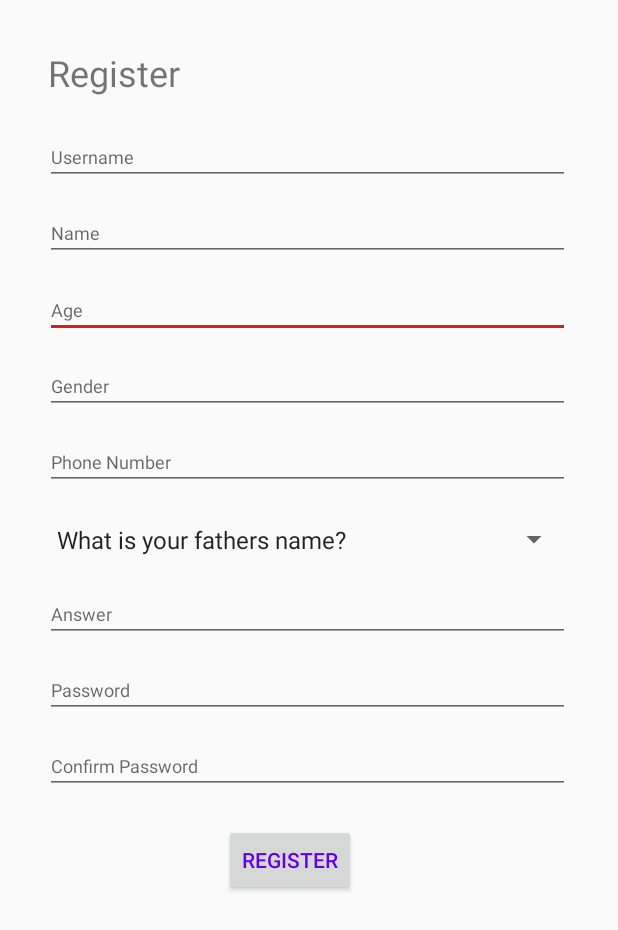
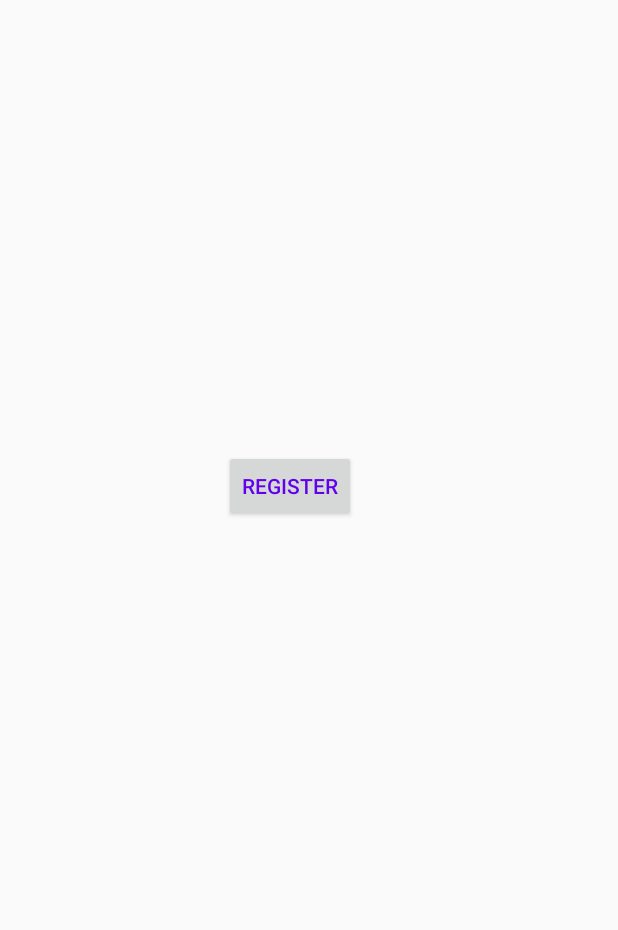
Before and after one commit to woshiellen117/SRS1, an Android app: the screen it shows after launch (MainActivity), on a phone screen of 412 x 824 dp. Shown: the top 930 px of the screen. Run offline under Robolectric (Android 15) with nearby library versions, the phone set to English and light mode, and no system bars.

Commit message:
RegisterActivity1.0

```diff
--- a/app/build.gradle
+++ b/app/build.gradle
@@ -34,3 +34,7 @@ dependencies {
     implementation "android.arch.persistence.room:runtime:1.0.0"
     annotationProcessor "android.arch.persistence.room:compiler:1.0.0"
 }
+
+dependencies {
+    implementation 'com.android.support.constraint:constraint-layout:+'
+}
--- a/app/src/main/AndroidManifest.xml
+++ b/app/src/main/AndroidManifest.xml
@@ -9,7 +9,8 @@
         android:roundIcon="@mipmap/ic_launcher_round"
         android:supportsRtl="true"
         android:theme="@style/AppTheme">
-        <activity android:name=".HomePageActivity"></activity>
+        <activity android:name=".activity.RegisterActivity"></activity>
+        <activity android:name=".HomePageActivity" />
         <activity
             android:name=".activity.MainActivity"
             android:label="@string/app_name"
--- a/app/src/main/java/com/example/srs/activity/RegisterActivity.java
+++ b/app/src/main/java/com/example/srs/activity/RegisterActivity.java
@@ -154,21 +154,10 @@ public class RegisterActivity extends AppCompatActivity {
     public void sendMessage(View view) {
         // Do something in response to button
 
-
-        EditText editText = findViewById(R.id.editText10);
-        String register_password = editText.getText().toString();
-
-        editText = findViewById(R.id.editText12);
-        String register_confirm_password = editText.getText().toString();
-
-        if(!register_confirm_password.equals(register_password))
-        {
-            Intent intent = new Intent(this, RegisterActivity.class);
-            TextView textView = findViewById(R.id.textView4);
-            String message = textView.getText().toString();
-            intent.putExtra(EXTRA_MESSAGE, message);
-            startActivity(intent);
-        }
+        Intent intent = new Intent(this, MainActivity.class);
+        String message="Register success!";
+        intent.putExtra(EXTRA_MESSAGE, message);
+        startActivity(intent);
 
 //        TextView editText = findViewById(R.id.textView4);
 //        String message = editText.getText().toString();
--- a/app/src/main/res/layout/activity_main.xml
+++ b/app/src/main/res/layout/activity_main.xml
@@ -7,186 +7,186 @@
     android:layout_height="match_parent"
     tools:context=".activity.MainActivity">
 
-    <EditText
-        android:id="@+id/editText13"
-        android:layout_width="350dp"
-        android:layout_height="35dp"
-        android:layout_marginStart="30dp"
-        android:layout_marginLeft="30dp"
-        android:layout_marginTop="16dp"
-        android:ems="10"
-        android:hint="@string/register_age"
-        android:inputType="textPersonName"
-        android:textColor="@color/colorPrimaryDark"
-        android:textSize="12sp"
-        app:layout_constraintStart_toStartOf="parent"
-        app:layout_constraintTop_toBottomOf="@+id/editText2" />
+    <!--<EditText-->
+        <!--android:id="@+id/editText13"-->
+        <!--android:layout_width="350dp"-->
+        <!--android:layout_height="35dp"-->
+        <!--android:layout_marginStart="30dp"-->
+        <!--android:layout_marginLeft="30dp"-->
+        <!--android:layout_marginTop="16dp"-->
+        <!--android:ems="10"-->
+        <!--android:hint="@string/register_age"-->
+        <!--android:inputType="textPersonName"-->
+        <!--android:textColor="@color/colorPrimaryDark"-->
+        <!--android:textSize="12sp"-->
+        <!--app:layout_constraintStart_toStartOf="parent"-->
+        <!--app:layout_constraintTop_toBottomOf="@+id/editText2" />-->
 
-    <android.support.design.widget.AppBarLayout
-        android:id="@+id/appBarLayout"
-        android:layout_width="0dp"
-        android:layout_height="wrap_content"
-        android:theme="@style/AppTheme.AppBarOverlay"
-        app:layout_constraintBottom_toTopOf="parent"
-        app:layout_constraintEnd_toEndOf="parent"
-        app:layout_constraintStart_toStartOf="parent"
-        app:layout_constraintTop_toTopOf="parent" />
+    <!--<android.support.design.widget.AppBarLayout-->
+        <!--android:id="@+id/appBarLayout"-->
+        <!--android:layout_width="0dp"-->
+        <!--android:layout_height="wrap_content"-->
+        <!--android:theme="@style/AppTheme.AppBarOverlay"-->
+        <!--app:layout_constraintBottom_toTopOf="parent"-->
+        <!--app:layout_constraintEnd_toEndOf="parent"-->
+        <!--app:layout_constraintStart_toStartOf="parent"-->
+        <!--app:layout_constraintTop_toTopOf="parent" />-->
 
 
-    <TableRow
-        android:id="@+id/tableRow"
-        android:layout_width="0dp"
-        android:layout_height="wrap_content"
-        app:layout_constraintBottom_toTopOf="parent"
-        app:layout_constraintEnd_toEndOf="parent"
-        app:layout_constraintStart_toStartOf="parent"
-        app:layout_constraintTop_toTopOf="parent"
-        app:layout_constraintVertical_bias="0.53999996" />
+    <!--<TableRow-->
+        <!--android:id="@+id/tableRow"-->
+        <!--android:layout_width="0dp"-->
+        <!--android:layout_height="wrap_content"-->
+        <!--app:layout_constraintBottom_toTopOf="parent"-->
+        <!--app:layout_constraintEnd_toEndOf="parent"-->
+        <!--app:layout_constraintStart_toStartOf="parent"-->
+        <!--app:layout_constraintTop_toTopOf="parent"-->
+        <!--app:layout_constraintVertical_bias="0.53999996" />-->
 
-    <TableRow
-        android:id="@+id/tableRow2"
-        android:layout_width="0dp"
-        android:layout_height="wrap_content"
-        app:layout_constraintBottom_toTopOf="parent"
-        app:layout_constraintEnd_toEndOf="parent"
-        app:layout_constraintStart_toStartOf="parent"
-        app:layout_constraintTop_toTopOf="parent" />
+    <!--<TableRow-->
+        <!--android:id="@+id/tableRow2"-->
+        <!--android:layout_width="0dp"-->
+        <!--android:layout_height="wrap_content"-->
+        <!--app:layout_constraintBottom_toTopOf="parent"-->
+        <!--app:layout_constraintEnd_toEndOf="parent"-->
+        <!--app:layout_constraintStart_toStartOf="parent"-->
+        <!--app:layout_constraintTop_toTopOf="parent" />-->
 
-    <TableRow
-        android:id="@+id/tableRow3"
-        android:layout_width="0dp"
-        android:layout_height="wrap_content"
-        app:layout_constraintBottom_toTopOf="parent"
-        app:layout_constraintEnd_toEndOf="parent"
-        app:layout_constraintStart_toStartOf="parent"
-        app:layout_constraintTop_toTopOf="parent" />
+    <!--<TableRow-->
+        <!--android:id="@+id/tableRow3"-->
+        <!--android:layout_width="0dp"-->
+        <!--android:layout_height="wrap_content"-->
+        <!--app:layout_constraintBottom_toTopOf="parent"-->
+        <!--app:layout_constraintEnd_toEndOf="parent"-->
+        <!--app:layout_constraintStart_toStartOf="parent"-->
+        <!--app:layout_constraintTop_toTopOf="parent" />-->
 
-    <TableRow
-        android:id="@+id/tableRow4"
-        android:layout_width="0dp"
-        android:layout_height="wrap_content"
-        app:layout_constraintBottom_toTopOf="parent"
-        app:layout_constraintEnd_toEndOf="parent"
-        app:layout_constraintStart_toStartOf="parent"
-        app:layout_constraintTop_toTopOf="parent" />
+    <!--<TableRow-->
+        <!--android:id="@+id/tableRow4"-->
+        <!--android:layout_width="0dp"-->
+        <!--android:layout_height="wrap_content"-->
+        <!--app:layout_constraintBottom_toTopOf="parent"-->
+        <!--app:layout_constraintEnd_toEndOf="parent"-->
+        <!--app:layout_constraintStart_toStartOf="parent"-->
+        <!--app:layout_constraintTop_toTopOf="parent" />-->
 
-    <TextView
-        android:id="@+id/textView"
-        android:layout_width="92dp"
-        android:layout_height="36dp"
-        android:layout_marginStart="32dp"
-        android:layout_marginLeft="32dp"
-        android:layout_marginTop="32dp"
-        android:text="Register"
-        android:textSize="24sp"
-        android:visibility="visible"
-        app:layout_constraintStart_toStartOf="parent"
-        app:layout_constraintTop_toTopOf="parent" />
+    <!--<TextView-->
+        <!--android:id="@+id/textView"-->
+        <!--android:layout_width="92dp"-->
+        <!--android:layout_height="36dp"-->
+        <!--android:layout_marginStart="32dp"-->
+        <!--android:layout_marginLeft="32dp"-->
+        <!--android:layout_marginTop="32dp"-->
+        <!--android:text="Register"-->
+        <!--android:textSize="24sp"-->
+        <!--android:visibility="visible"-->
+        <!--app:layout_constraintStart_toStartOf="parent"-->
+        <!--app:layout_constraintTop_toTopOf="parent" />-->
 
-    <EditText
-        android:id="@+id/editText2"
-        android:layout_width="350dp"
-        android:layout_height="35dp"
-        android:layout_marginStart="30dp"
-        android:layout_marginLeft="30dp"
-        android:layout_marginTop="15dp"
-        android:ems="10"
-        android:hint="@string/register_name"
-        android:inputType="textPersonName"
-        android:textColor="@color/colorPrimaryDark"
-        android:textSize="12sp"
-        app:layout_constraintStart_toStartOf="parent"
-        app:layout_constraintTop_toBottomOf="@+id/editText3" />
+    <!--<EditText-->
+        <!--android:id="@+id/editText2"-->
+        <!--android:layout_width="350dp"-->
+        <!--android:layout_height="35dp"-->
+        <!--android:layout_marginStart="30dp"-->
+        <!--android:layout_marginLeft="30dp"-->
+        <!--android:layout_marginTop="15dp"-->
+        <!--android:ems="10"-->
+        <!--android:hint="@string/register_name"-->
+        <!--android:inputType="textPersonName"-->
+        <!--android:textColor="@color/colorPrimaryDark"-->
+        <!--android:textSize="12sp"-->
+        <!--app:layout_constraintStart_toStartOf="parent"-->
+        <!--app:layout_constraintTop_toBottomOf="@+id/editText3" />-->
 
-    <EditText
-        android:id="@+id/editText3"
-        android:layout_width="350dp"
-        android:layout_height="35dp"
-        android:layout_marginStart="30dp"
-        android:layout_marginLeft="30dp"
-        android:layout_marginTop="20dp"
-        android:ems="10"
-        android:hint="@string/register_username"
-        android:inputType="textPersonName"
-        android:textColor="@color/colorPrimaryDark"
-        android:textSize="12sp"
-        app:layout_constraintStart_toStartOf="parent"
-        app:layout_constraintTop_toBottomOf="@+id/textView" />
+    <!--<EditText-->
+        <!--android:id="@+id/editText3"-->
+        <!--android:layout_width="350dp"-->
+        <!--android:layout_height="35dp"-->
+        <!--android:layout_marginStart="30dp"-->
+        <!--android:layout_marginLeft="30dp"-->
+        <!--android:layout_marginTop="20dp"-->
+        <!--android:ems="10"-->
+        <!--android:hint="@string/register_username"-->
+        <!--android:inputType="textPersonName"-->
+        <!--android:textColor="@color/colorPrimaryDark"-->
+        <!--android:textSize="12sp"-->
+        <!--app:layout_constraintStart_toStartOf="parent"-->
+        <!--app:layout_constraintTop_toBottomOf="@+id/textView" />-->
 
-    <EditText
-        android:id="@+id/editText6"
-        android:layout_width="350dp"
-        android:layout_height="35dp"
-        android:layout_marginStart="30dp"
-        android:layout_marginLeft="30dp"
-        android:layout_marginTop="15dp"
-        android:ems="10"
-        android:hint="@string/register_gender"
-        android:inputType="textPersonName"
-        android:textColor="@color/colorPrimaryDark"
-        android:textSize="12sp"
-        app:layout_constraintStart_toStartOf="parent"
-        app:layout_constraintTop_toBottomOf="@+id/editText13" />
+    <!--<EditText-->
+        <!--android:id="@+id/editText6"-->
+        <!--android:layout_width="350dp"-->
+        <!--android:layout_height="35dp"-->
+        <!--android:layout_marginStart="30dp"-->
+        <!--android:layout_marginLeft="30dp"-->
+        <!--android:layout_marginTop="15dp"-->
+        <!--android:ems="10"-->
+        <!--android:hint="@string/register_gender"-->
+        <!--android:inputType="textPersonName"-->
+        <!--android:textColor="@color/colorPrimaryDark"-->
+        <!--android:textSize="12sp"-->
+        <!--app:layout_constraintStart_toStartOf="parent"-->
+        <!--app:layout_constraintTop_toBottomOf="@+id/editText13" />-->
 
-    <EditText
-        android:id="@+id/editText7"
-        android:layout_width="350dp"
-        android:layout_height="35dp"
-        android:layout_marginStart="30dp"
-        android:layout_marginLeft="30dp"
-        android:layout_marginTop="15dp"
-        android:ems="10"
-        android:hint="@string/register_phone_num"
-        android:inputType="textPersonName"
-        android:textColor="@color/colorPrimaryDark"
-        android:textSize="12sp"
-        app:layout_constraintStart_toStartOf="parent"
-        app:layout_constraintTop_toBottomOf="@+id/editText6" />
+    <!--<EditText-->
+        <!--android:id="@+id/editText7"-->
+        <!--android:layout_width="350dp"-->
+        <!--android:layout_height="35dp"-->
+        <!--android:layout_marginStart="30dp"-->
+        <!--android:layout_marginLeft="30dp"-->
+        <!--android:layout_marginTop="15dp"-->
+        <!--android:ems="10"-->
+        <!--android:hint="@string/register_phone_num"-->
+        <!--android:inputType="textPersonName"-->
+        <!--android:textColor="@color/colorPrimaryDark"-->
+        <!--android:textSize="12sp"-->
+        <!--app:layout_constraintStart_toStartOf="parent"-->
+        <!--app:layout_constraintTop_toBottomOf="@+id/editText6" />-->
 
-    <EditText
-        android:id="@+id/editText9"
-        android:layout_width="350dp"
-        android:layout_height="35dp"
-        android:layout_marginStart="30dp"
-        android:layout_marginLeft="30dp"
-        android:layout_marginTop="15dp"
-        android:ems="10"
-        android:hint="@string/register_answer"
-        android:inputType="textPersonName"
-        android:textColor="@color/colorPrimaryDark"
-        android:textSize="12sp"
-        app:layout_constraintStart_toStartOf="parent"
-        app:layout_constraintTop_toBottomOf="@+id/spinner" />
+    <!--<EditText-->
+        <!--android:id="@+id/editText9"-->
+        <!--android:layout_width="350dp"-->
+        <!--android:layout_height="35dp"-->
+        <!--android:layout_marginStart="30dp"-->
+        <!--android:layout_marginLeft="30dp"-->
+        <!--android:layout_marginTop="15dp"-->
+        <!--android:ems="10"-->
+        <!--android:hint="@string/register_answer"-->
+        <!--android:inputType="textPersonName"-->
+        <!--android:textColor="@color/colorPrimaryDark"-->
+        <!--android:textSize="12sp"-->
+        <!--app:layout_constraintStart_toStartOf="parent"-->
+        <!--app:layout_constraintTop_toBottomOf="@+id/spinner" />-->
 
-    <EditText
-        android:id="@+id/editText10"
-        android:layout_width="350dp"
-        android:layout_height="35dp"
-        android:layout_marginStart="30dp"
-        android:layout_marginLeft="30dp"
-        android:layout_marginTop="15dp"
-        android:ems="10"
-        android:hint="@string/register_password"
-        android:inputType="textPersonName"
-        android:textColor="@color/colorPrimaryDark"
-        android:textSize="12sp"
-        app:layout_constraintStart_toStartOf="parent"
-        app:layout_constraintTop_toBottomOf="@+id/editText9" />
+    <!--<EditText-->
+        <!--android:id="@+id/editText10"-->
+        <!--android:layout_width="350dp"-->
+        <!--android:layout_height="35dp"-->
+        <!--android:layout_marginStart="30dp"-->
+        <!--android:layout_marginLeft="30dp"-->
+        <!--android:layout_marginTop="15dp"-->
+        <!--android:ems="10"-->
+        <!--android:hint="@string/register_password"-->
+        <!--android:inputType="textPersonName"-->
+        <!--android:textColor="@color/colorPrimaryDark"-->
+        <!--android:textSize="12sp"-->
+        <!--app:layout_constraintStart_toStartOf="parent"-->
+        <!--app:layout_constraintTop_toBottomOf="@+id/editText9" />-->
 
-    <EditText
-        android:id="@+id/editText12"
-        android:layout_width="350dp"
-        android:layout_height="35dp"
-        android:layout_marginStart="30dp"
-        android:layout_marginLeft="30dp"
-        android:layout_marginTop="15dp"
-        android:ems="10"
-        android:hint="@string/register_confirm_password"
-        android:inputType="textPersonName"
-        android:textColor="@color/colorPrimaryDark"
-        android:textSize="12sp"
-        app:layout_constraintStart_toStartOf="parent"
-        app:layout_constraintTop_toBottomOf="@+id/editText10" />
+    <!--<EditText-->
+        <!--android:id="@+id/editText12"-->
+        <!--android:layout_width="350dp"-->
+        <!--android:layout_height="35dp"-->
+        <!--android:layout_marginStart="30dp"-->
+        <!--android:layout_marginLeft="30dp"-->
+        <!--android:layout_marginTop="15dp"-->
+        <!--android:ems="10"-->
+        <!--android:hint="@string/register_confirm_password"-->
+        <!--android:inputType="textPersonName"-->
+        <!--android:textColor="@color/colorPrimaryDark"-->
+        <!--android:textSize="12sp"-->
+        <!--app:layout_constraintStart_toStartOf="parent"-->
+        <!--app:layout_constraintTop_toBottomOf="@+id/editText10" />-->
 
     <Button
         android:id="@+id/button2"
@@ -194,34 +194,34 @@
         android:layout_height="wrap_content"
         android:layout_marginStart="149dp"
         android:layout_marginLeft="149dp"
-        android:layout_marginTop="20dp"
+        android:layout_marginTop="300dp"
         android:onClick="sendMessage"
         android:text="@string/register_button"
         android:textColor="@color/design_default_color_primary"
         app:layout_constraintStart_toStartOf="parent"
-        app:layout_constraintTop_toBottomOf="@+id/editText12" />
+        app:layout_constraintTop_toTopOf="parent" />
 
-    <TextView
-        android:id="@+id/textView4"
-        android:layout_width="wrap_content"
-        android:layout_height="wrap_content"
-        android:layout_marginStart="30dp"
-        android:layout_marginLeft="30dp"
-        android:layout_marginTop="1dp"
-        android:textColor="@color/colorAccent"
-        app:layout_constraintStart_toStartOf="parent"
-        app:layout_constraintTop_toBottomOf="@+id/editText12" />
+    <!--<TextView-->
+        <!--android:id="@+id/textView4"-->
+        <!--android:layout_width="wrap_content"-->
+        <!--android:layout_height="wrap_content"-->
+        <!--android:layout_marginStart="30dp"-->
+        <!--android:layout_marginLeft="30dp"-->
+        <!--android:layout_marginTop="1dp"-->
+        <!--android:textColor="@color/colorAccent"-->
+        <!--app:layout_constraintStart_toStartOf="parent"-->
+        <!--app:layout_constraintTop_toBottomOf="@+id/editText12" />-->
 
-    <Spinner
-        android:id="@+id/spinner"
-        android:layout_width="350dp"
-        android:layout_height="35dp"
-        android:layout_marginStart="30dp"
-        android:layout_marginLeft="30dp"
-        android:layout_marginTop="15dp"
-        android:entries="@array/a"
-        app:layout_constraintStart_toStartOf="parent"
-        app:layout_constraintTop_toBottomOf="@+id/editText7" />
+    <!--<Spinner-->
+        <!--android:id="@+id/spinner"-->
+        <!--android:layout_width="350dp"-->
+        <!--android:layout_height="35dp"-->
+        <!--android:layout_marginStart="30dp"-->
+        <!--android:layout_marginLeft="30dp"-->
+        <!--android:layout_marginTop="15dp"-->
+        <!--android:entries="@array/a"-->
+        <!--app:layout_constraintStart_toStartOf="parent"-->
+        <!--app:layout_constraintTop_toBottomOf="@+id/editText7" />-->
 
 
 </android.support.constraint.ConstraintLayout>
--- a/app/src/main/res/values/strings.xml
+++ b/app/src/main/res/values/strings.xml
@@ -12,4 +12,5 @@
     <string name="register_answer">Answer</string>
     <string name="register_phone_num">Phone Number</string>
     <string name="home_page_view">Enter here</string>
+    <string name="insertData">insert into user (username,password,name,gender,age,phone_number,question_id,answer) values (?,?,?,?,?,?,?,?)</string>
 </resources>
```
